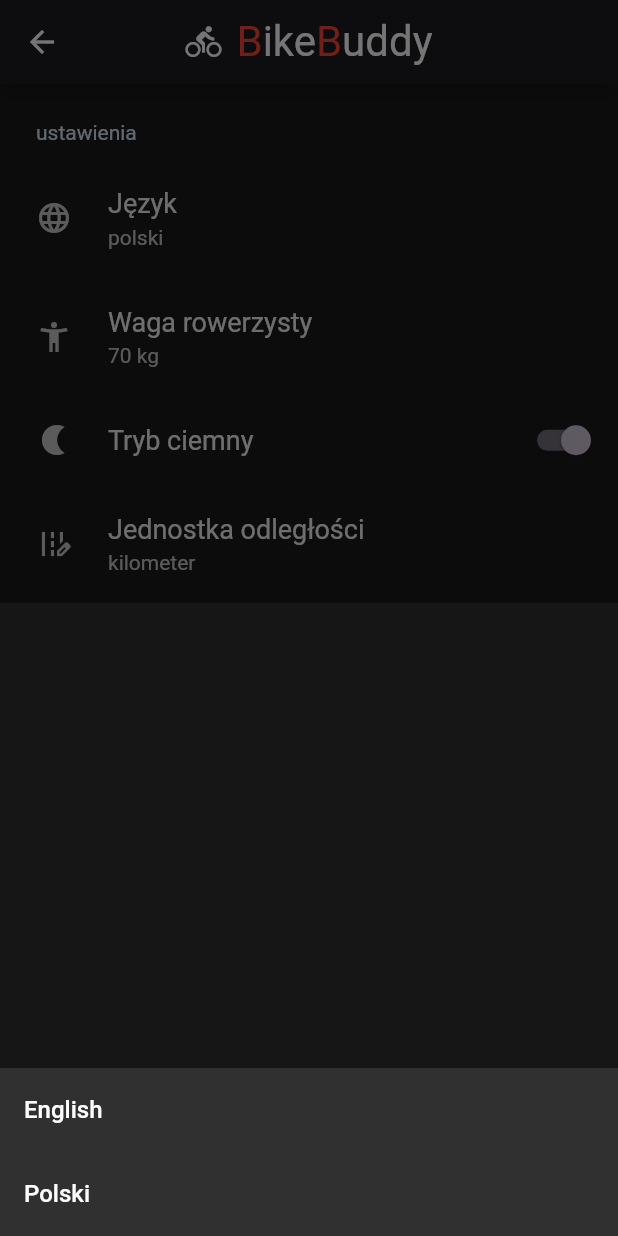
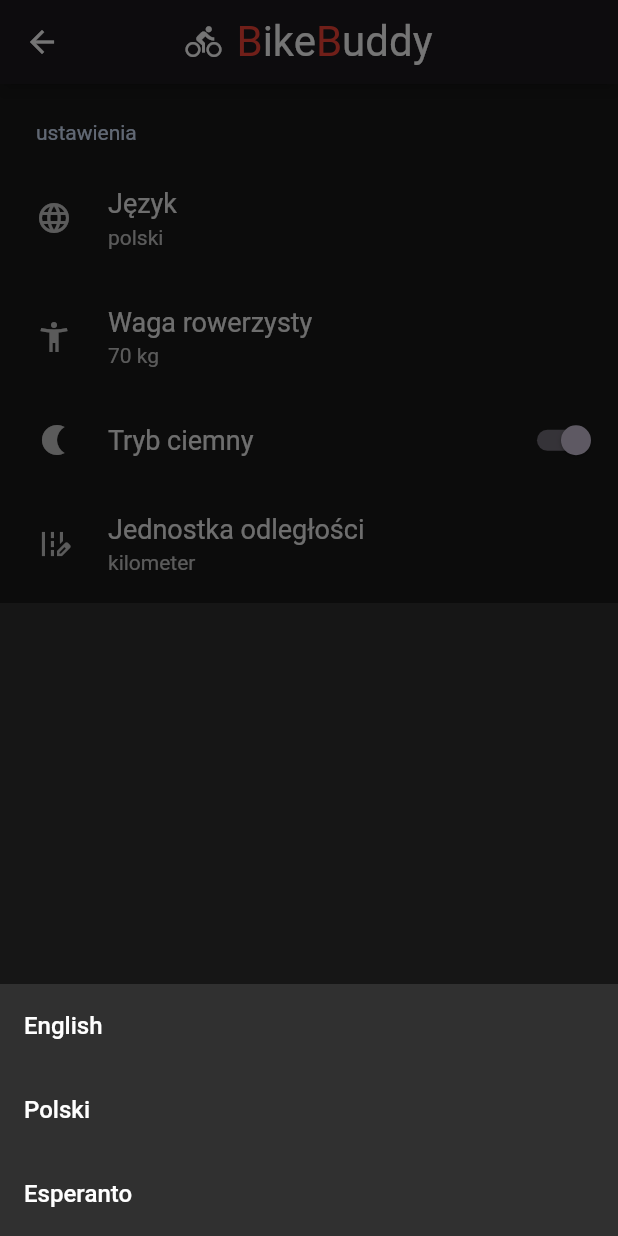
Before and after one commit to BikeBuddy-app/bikebuddy, a Flutter app: the SettingsPage screen opened by its route, after a tap on "Język", on a phone screen of 412 x 824 dp. Run offline on Flutter 3.47's test engine with Material 2 defaults, Android fonts, the phone set to English and light mode, and no system bars; drawn by our look-alikes of settings_ui; our stand-ins replace geolocator, hive_flutter, introduction_screen, numberpicker, shared_preferences; missing offline and left inert: flutter_osm_plugin, l10n_esperanto; accounts and stored records are empty; generated files the repository leaves out were written again; network calls fail; statements that could not run were skipped.

Commit message:
Merged in NOISSUE-esperanto (pull request #44)
esperanto locale

* esperanto locale


Approved-by: Bartoszzylwis

```diff
--- a/lib/main.dart
+++ b/lib/main.dart
@@ -4,6 +4,7 @@ import 'package:flutter_gen/gen_l10n/app_localizations.dart';
 import 'package:flutter_localizations/flutter_localizations.dart';
 import 'package:hive_flutter/hive_flutter.dart';
 import 'package:provider/provider.dart';
+import 'package:l10n_esperanto/l10n_esperanto.dart';
 
 import 'package:bike_buddy/constants/theme.dart';
 import 'package:bike_buddy/hive/adapters/position_adapter.dart';
@@ -69,6 +70,8 @@ class BikeBuddy extends StatelessWidget {
         AppLocalizations.delegate,
         GlobalMaterialLocalizations.delegate,
         GlobalCupertinoLocalizations.delegate,
+        MaterialLocalizationsEo.delegate,
+        CupertinoLocalizationsEo.delegate,
       ],
     );
   }
--- a/lib/utils/l10n/l10n.dart
+++ b/lib/utils/l10n/l10n.dart
@@ -3,15 +3,22 @@ import 'package:flutter/material.dart';
 class L10n {
   static final all = [
     const Locale('en'),
-    const Locale('pl')
+    const Locale('pl'),
+    const Locale('eo'),
   ];
 
   static final languages = [
-    { 'name': 'English',
-      'code': 'en'
+    {
+      'name': 'English',
+      'code': 'en',
     },
-    { 'name': 'Polski',
-      'code': 'pl'
+    {
+      'name': 'Polski',
+      'code': 'pl',
+    },
+    {
+      'name': 'Esperanto',
+      'code': 'eo',
     },
   ];
 }
--- a/pubspec.yaml
+++ b/pubspec.yaml
@@ -27,6 +27,7 @@ dependencies:
   build_runner: ^2.3.3
   hive_generator: ^2.0.0
   vector_math: 2.1.4
+  l10n_esperanto: ^2.0.5
   introduction_screen: ^3.1.9
 
 dev_dependencies:
```
Also changed, not shown: lib/pages/settings/settings_page.dart (+6 -14 lines), lib/utils/l10n/app_eo.arb (added, +40 -0 lines), pubspec.lock.
